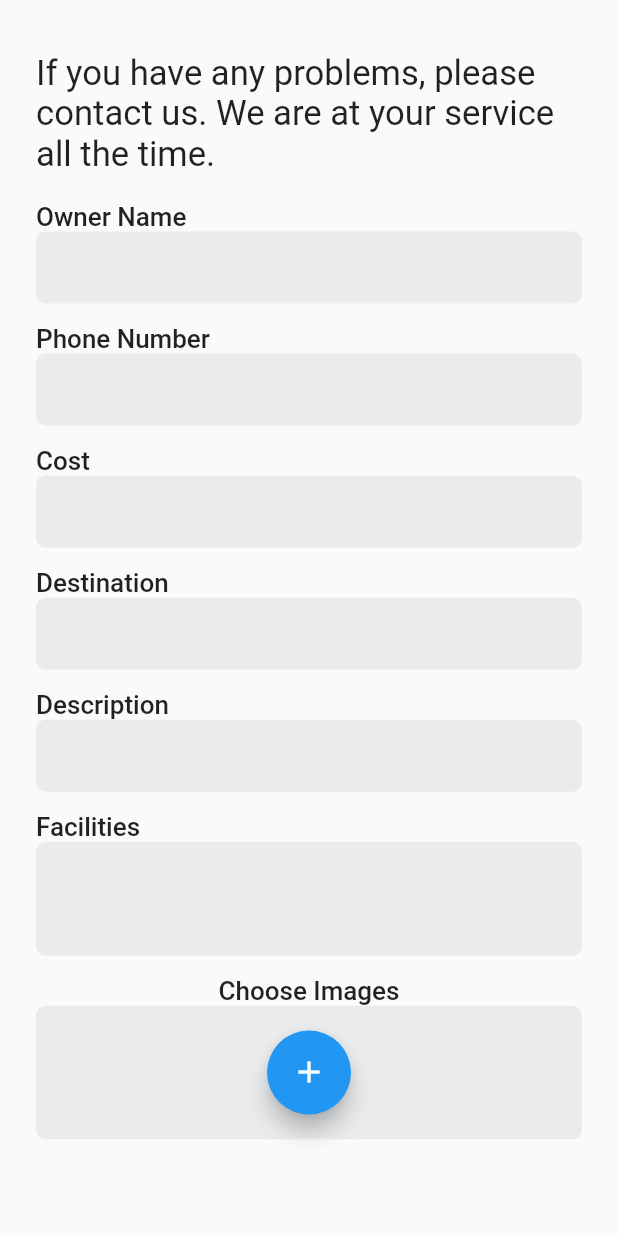
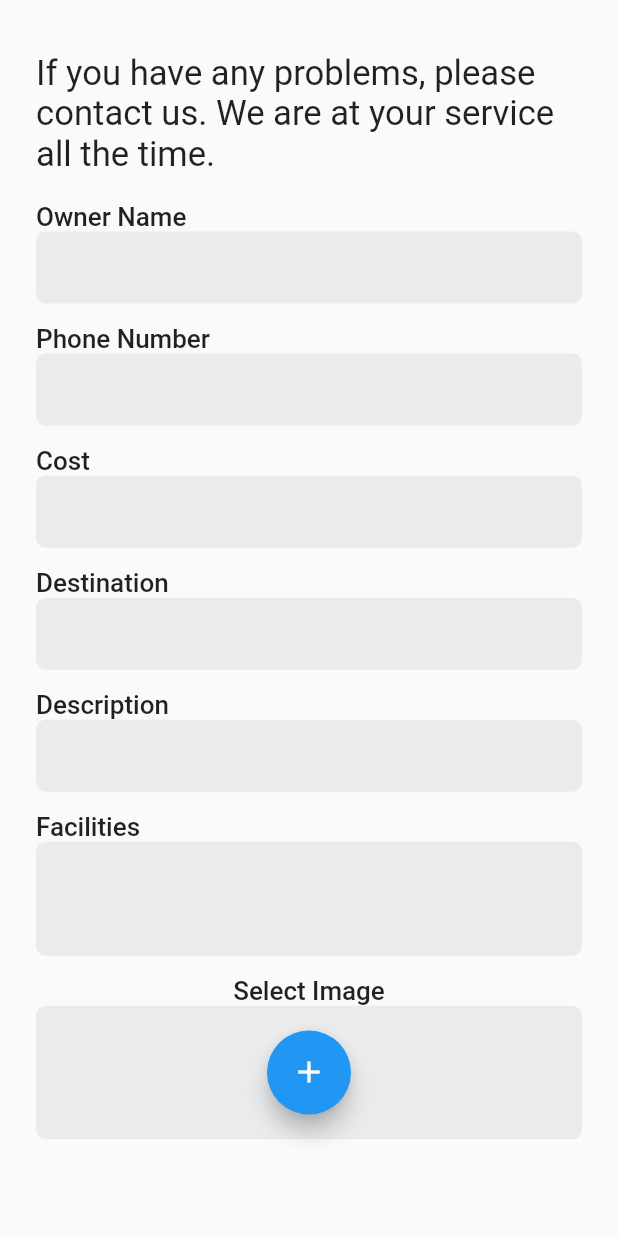
Before and after one commit to Sohag-84/Travello, a Flutter app: the PackageAddPage screen opened directly, on a phone screen of 412 x 824 dp. Run offline on Flutter 3.47's test engine with Material 2 defaults, Android fonts, the phone set to English and light mode, and no system bars; our stand-ins replace carousel_slider, cloud_firestore, connectivity_plus, dots_indicator, firebase_auth, firebase_core and 8 more; accounts and stored records are empty.

Commit message:
set language in package add screen

```diff
--- a/lib/views/bottom_nav_controller/pages/add_package/package_add_page.dart
+++ b/lib/views/bottom_nav_controller/pages/add_package/package_add_page.dart
@@ -130,38 +130,38 @@ class _PackageAddPageState extends State<PackageAddPage> {
                 ),
                 SizedBox(height: 20.h),
                 customTextField(
-                  "Owner Name",
+                  "ownerName".tr,
                   nameController,
                   onlyRead: true,
                 ),
                 customTextField(
-                  "Phone Number",
+                  "phoneNumber".tr,
                   phoneController,
                   onlyRead: true,
                 ),
                 customTextField(
-                  "Cost",
+                  "cost".tr,
                   _costController,
                   onlyRead: false,
                 ),
                 customTextField(
-                  "Destination",
+                  "destination".tr,
                   _destinationController,
                   onlyRead: false,
                 ),
                 customTextField(
-                  "Description",
+                  "description".tr,
                   _descriptionController,
                   onlyRead: false,
                 ),
                 customTextField(
-                  "Facilities",
+                  "facilites".tr,
                   _facilityController,
                   maxline: 4,
                   onlyRead: false,
                 ),
                 Text(
-                  "Choose Images",
+                  "selectImage".tr,
                   style: TextStyle(
                     fontWeight: FontWeight.w500,
                     fontSize: 18.sp,
@@ -210,7 +210,7 @@ class _PackageAddPageState extends State<PackageAddPage> {
                 Obx(() {
                   return VioletButton(
                     isLoading: isLoading.value,
-                    title: "Submit",
+                    title: "submit".tr,
                     onAction: () async {
                       if (_descriptionController.text.isEmpty ||
                           _descriptionController.text.length < 3) {
--- a/lib/views/drawer_page/settings/languages/bangla.dart
+++ b/lib/views/drawer_page/settings/languages/bangla.dart
@@ -46,4 +46,12 @@ Map<String, String> bangla = {
   //package details screen
   'description': "বিবরন",
   'facilites': "সুবিধা সমূহ",
+
+  //package add screen
+  'ownerName': "নাম",
+  'phoneNumber': "মোবাইল নাম্বার",
+  "cost": "খরচ",
+  "destination": "গন্তব্য",
+  "selectImage": "ছবি সিলেক্ট করুন",
+  'submit': "সাবমিট"
 };
--- a/lib/views/drawer_page/settings/languages/english.dart
+++ b/lib/views/drawer_page/settings/languages/english.dart
@@ -46,4 +46,12 @@ Map<String, String> english = {
   //package details screen
   'description': "Description",
   'facilites': "Facilities",
+
+  //package add screen
+  'ownerName': "Owner Name",
+  'phoneNumber': "Phone Number",
+  "cost": "Cost",
+  "destination": "Destination",
+  "selectImage": "Select Image",
+  'submit': "Submit"
 };
```
